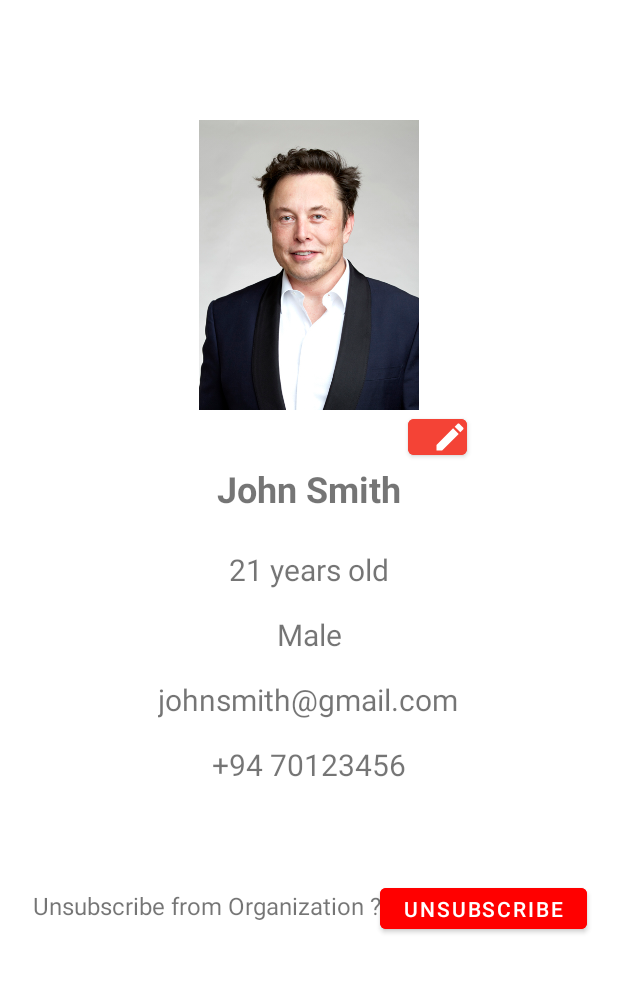
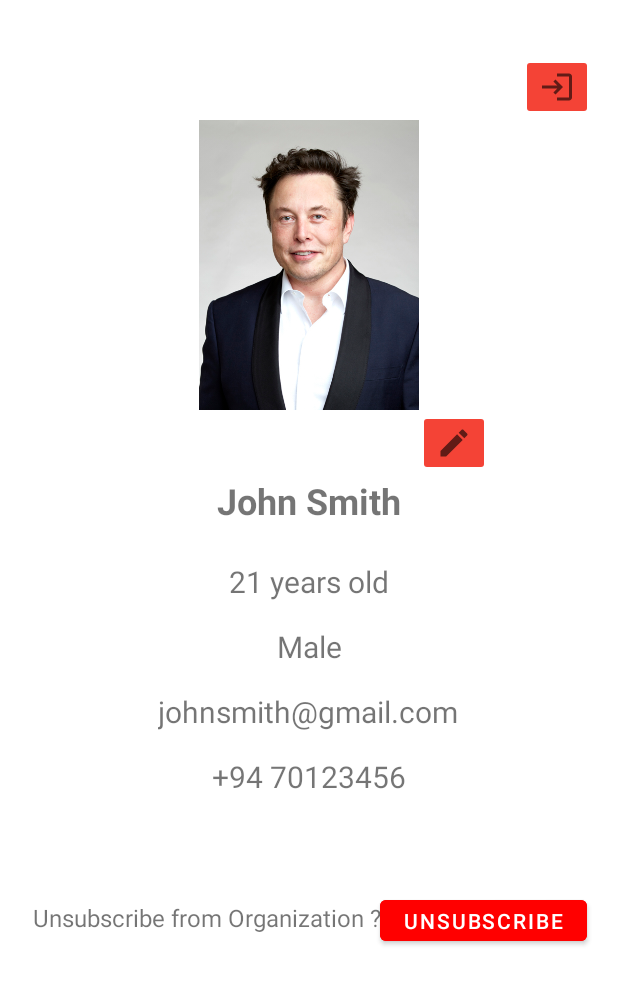
Before and after one commit to stargazer39/BodiCount, an Android app: the layout activity_attendance_user_profile.xml on its own in the app's theme, with its tools: preview values and no code run, on a phone screen of 412 x 824 dp. Shown: the top 984 px of the screen. Run offline under Robolectric (Android 15) with nearby library versions, the phone set to English and light mode, and no system bars.

Commit message:
Latest Changes

```diff
--- /dev/null
+++ b/app/src/main/res/drawable/ic_baseline_login_24.xml
@@ -0,0 +1,10 @@
+<vector xmlns:android="http://schemas.android.com/apk/res/android"
+    android:width="24dp"
+    android:height="24dp"
+    android:viewportWidth="24"
+    android:viewportHeight="24"
+    android:tint="?attr/colorControlNormal">
+  <path
+      android:fillColor="@android:color/white"
+      android:pathData="M11,7L9.6,8.4l2.6,2.6H2v2h10.2l-2.6,2.6L11,17l5,-5L11,7zM20,19h-8v2h8c1.1,0 2,-0.9 2,-2V5c0,-1.1 -0.9,-2 -2,-2h-8v2h8V19z"/>
+</vector>
--- a/app/src/main/res/layout/activity_attendance_user_profile.xml
+++ b/app/src/main/res/layout/activity_attendance_user_profile.xml
@@ -26,7 +26,7 @@
         android:textStyle="bold"
         app:layout_constraintEnd_toEndOf="parent"
         app:layout_constraintStart_toStartOf="parent"
-        app:layout_constraintTop_toBottomOf="@+id/button10"
+        app:layout_constraintTop_toBottomOf="@+id/imageButton2"
         tools:text="@string/userprofile_user_name" />
 
     <TextView
@@ -76,20 +76,6 @@
         app:layout_constraintTop_toBottomOf="@+id/userProfileAge"
         tools:text="@string/userprofile_gender" />
 
-    <Button
-        android:id="@+id/button10"
-        android:layout_width="39dp"
-        android:layout_height="36dp"
-        android:layout_marginStart="272dp"
-        android:layout_marginEnd="100dp"
-        android:backgroundTint="@color/btn_backgroundcolor"
-        android:onClick="goToEdit"
-        app:icon="@drawable/ic_baseline_edit_24"
-        app:layout_constraintEnd_toEndOf="parent"
-        app:layout_constraintHorizontal_bias="0.0"
-        app:layout_constraintStart_toStartOf="parent"
-        app:layout_constraintTop_toBottomOf="@+id/imageView3" />
-
     <LinearLayout
         android:layout_width="407dp"
         android:layout_height="61dp"
@@ -124,4 +110,29 @@
 
     </LinearLayout>
 
+    <ImageButton
+        android:id="@+id/imageButton"
+        android:layout_width="wrap_content"
+        android:layout_height="wrap_content"
+        android:layout_marginTop="36dp"
+        android:backgroundTint="@color/StudentManagerBtnColor"
+        android:onClick="logout"
+        app:layout_constraintEnd_toEndOf="parent"
+        app:layout_constraintHorizontal_bias="0.955"
+        app:layout_constraintStart_toStartOf="parent"
+        app:layout_constraintTop_toTopOf="parent"
+        app:srcCompat="@drawable/ic_baseline_login_24" />
+
+    <ImageButton
+        android:id="@+id/imageButton2"
+        android:layout_width="wrap_content"
+        android:layout_height="wrap_content"
+        android:backgroundTint="@color/StudentManagerBtnColor"
+        android:onClick="goToEdit"
+        app:layout_constraintEnd_toEndOf="parent"
+        app:layout_constraintHorizontal_bias="0.114"
+        app:layout_constraintStart_toEndOf="@+id/userProfile_name"
+        app:layout_constraintTop_toBottomOf="@+id/imageView3"
+        app:srcCompat="@drawable/ic_baseline_edit_24" />
+
 </androidx.constraintlayout.widget.ConstraintLayout>
--- a/app/src/main/res/values/strings.xml
+++ b/app/src/main/res/values/strings.xml
@@ -133,4 +133,6 @@
     <string name="deletee">Delete</string>
     <string name="orga">Organic Chemistry</string>
     <string name="Unsubscribe">Unsubscribe from Organization ?</string>
+    <string name="studentNotes">Notes</string>
+    <string name="studentProfile">Profile</string>
 </resources>
```
Also changed, not shown: app/src/main/java/com/bodicount/student/Attendance_User_Profile.java (+41 -8 lines), app/src/main/res/layout-v31/activity_attendance_homepage.xml (+17 -4 lines).
